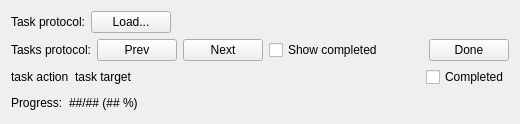
Before: the Qt Designer form neurolabi/gui/widgets/taskprotocolwindow.ui in janelia-flyem/NeuTu, drawn with Qt 5.
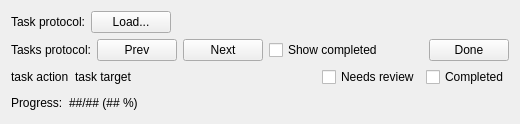
After: the same form once the commit is applied.

Commit message: added "needs review" to base task

```diff
--- a/neurolabi/gui/widgets/taskprotocolwindow.ui
+++ b/neurolabi/gui/widgets/taskprotocolwindow.ui
@@ -173,6 +173,13 @@
         </property>
        </spacer>
       </item>
+      <item>
+       <widget class="QCheckBox" name="reviewCheckBox">
+        <property name="text">
+         <string>Needs review</string>
+        </property>
+       </widget>
+      </item>
       <item>
        <widget class="QCheckBox" name="completedCheckBox">
         <property name="text">
```
The commit also changes 2 other files.
